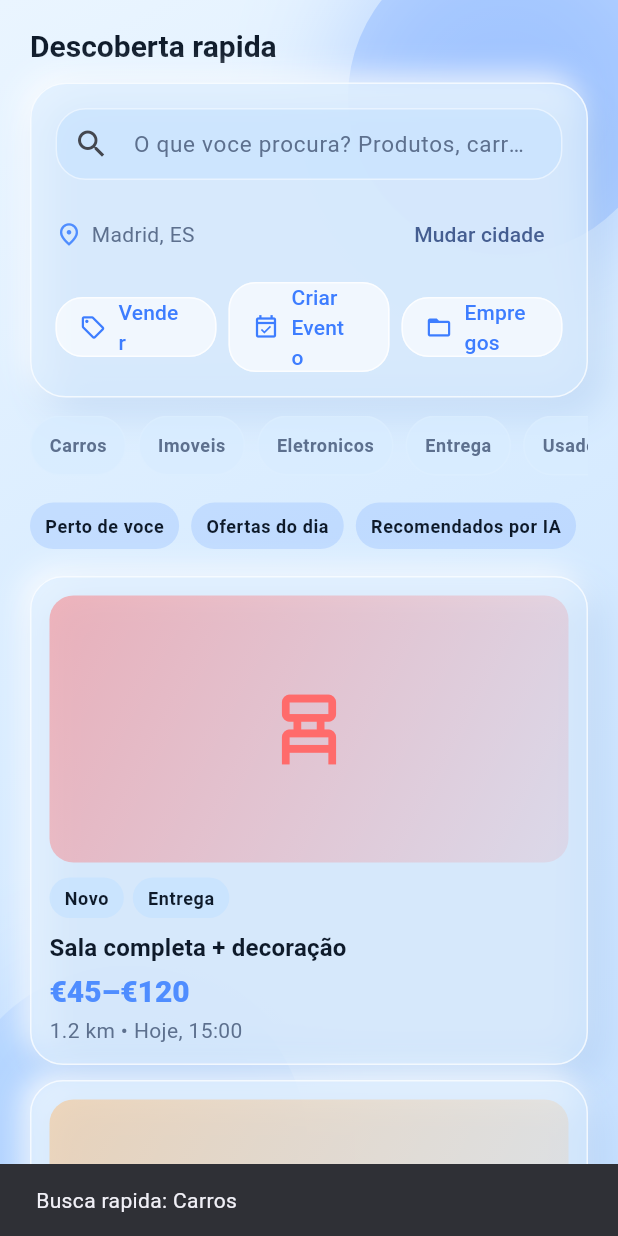
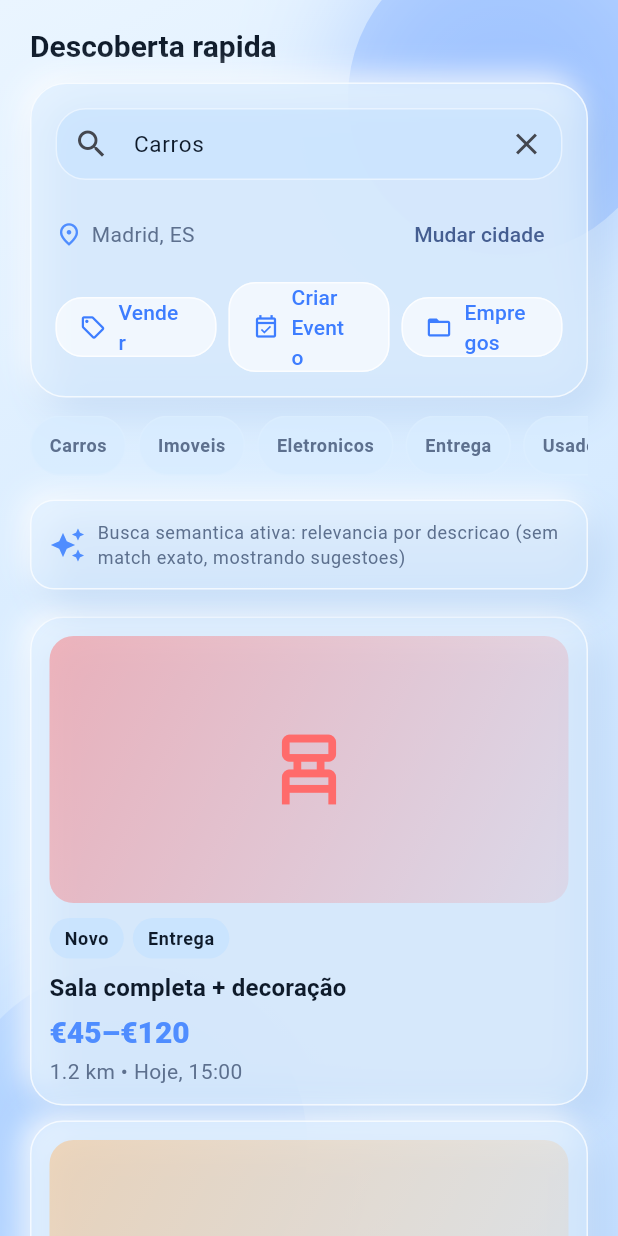
Before and after one commit to Mauricio-HNS/ClinicFlow-AI, a Flutter app: the HomeScreen screen opened directly, after a tap on "Carros", on a phone screen of 412 x 824 dp. Run offline on Flutter 3.47's test engine with Material 3 defaults, Android fonts, the phone set to English and light mode, and no system bars; our stand-ins replace image_picker.

Commit message:
feat(search): implement semantic product search on home

```diff
--- a/lib/screens/home_screen.dart
+++ b/lib/screens/home_screen.dart
@@ -1,6 +1,7 @@
 import 'package:flutter/material.dart';
 import '../data/mock_sales.dart';
 import '../models/sale.dart';
+import '../search/semantic_search.dart';
 import 'create_sale_screen.dart';
 import '../theme/app_colors.dart';
 import '../widgets/glass.dart';
@@ -14,6 +15,9 @@ class HomeScreen extends StatefulWidget {
 
 class _HomeScreenState extends State<HomeScreen> {
   String _city = 'Madrid, ES';
+  final TextEditingController _searchController = TextEditingController();
+  List<Sale> _searchResults = const [];
+  String _searchSummary = '';
 
   final List<String> _productQuickIntents = const [
     'Carros',
@@ -23,6 +27,14 @@ class _HomeScreenState extends State<HomeScreen> {
     'Usado',
     'Urgente',
   ];
+
+  bool get _isSearching => _searchController.text.trim().isNotEmpty;
+
+  @override
+  void dispose() {
+    _searchController.dispose();
+    super.dispose();
+  }
 
   @override
   Widget build(BuildContext context) {
@@ -40,6 +52,8 @@ class _HomeScreenState extends State<HomeScreen> {
                   const SizedBox(height: 12),
                   _HeroSearch(
                     cityLabel: _city,
+                    controller: _searchController,
+                    onSearchChanged: _applySemanticSearch,
                     onChangeCity: _openCityPicker,
                     onOpenSell: () {
                       Navigator.of(context).push(
@@ -60,7 +74,13 @@ class _HomeScreenState extends State<HomeScreen> {
                         final chip = _productQuickIntents[index];
                         return _SoftChip(
                           label: chip,
-                          onTap: () => _showHint(context, 'Busca rapida: $chip'),
+                          onTap: () {
+                            _searchController.text = chip;
+                            _searchController.selection = TextSelection.fromPosition(
+                              TextPosition(offset: chip.length),
+                            );
+                            _applySemanticSearch(chip);
+                          },
                         );
                       },
                       separatorBuilder: (_, index) => const SizedBox(width: 8),
@@ -71,6 +91,29 @@ class _HomeScreenState extends State<HomeScreen> {
               ),
             ),
           ),
+          if (_isSearching)
+            SliverToBoxAdapter(
+              child: Padding(
+                padding: const EdgeInsets.fromLTRB(20, 4, 20, 8),
+                child: GlassContainer(
+                  padding: const EdgeInsets.all(12),
+                  borderRadius: BorderRadius.circular(16),
+                  child: Row(
+                    children: [
+                      const Icon(Icons.auto_awesome, color: AppColors.primary),
+                      const SizedBox(width: 8),
+                      Expanded(
+                        child: Text(
+                          _searchSummary,
+                          style: Theme.of(context).textTheme.bodySmall,
+                        ),
+                      ),
+                    ],
+                  ),
+                ),
+              ),
+            ),
+          if (!_isSearching)
             SliverToBoxAdapter(
               child: Padding(
                 padding: const EdgeInsets.fromLTRB(20, 6, 20, 8),
@@ -85,6 +128,7 @@ class _HomeScreenState extends State<HomeScreen> {
                 ),
               ),
             ),
+          if (!_isSearching)
             SliverList.builder(
               itemCount: 24,
               itemBuilder: (context, index) {
@@ -95,10 +139,23 @@ class _HomeScreenState extends State<HomeScreen> {
                 return _ProductCard(sale: sale);
               },
             ),
+          if (_isSearching)
+            SliverList.builder(
+              itemCount: _searchResults.length,
+              itemBuilder: (context, index) => _ProductCard(sale: _searchResults[index]),
+            ),
           const SliverToBoxAdapter(child: SizedBox(height: 24)),
         ],
       ),
     );
+  }
+
+  void _applySemanticSearch(String query) {
+    final result = SemanticSaleSearch.searchSales(query, mockSales);
+    setState(() {
+      _searchResults = result.sales;
+      _searchSummary = result.summary;
+    });
   }
 
   void _openCityPicker() {
@@ -147,6 +204,8 @@ class _HomeScreenState extends State<HomeScreen> {
 
 class _HeroSearch extends StatelessWidget {
   final String cityLabel;
+  final TextEditingController controller;
+  final ValueChanged<String> onSearchChanged;
   final VoidCallback onChangeCity;
   final VoidCallback onOpenSell;
   final VoidCallback onOpenEvent;
@@ -154,6 +213,8 @@ class _HeroSearch extends StatelessWidget {
 
   const _HeroSearch({
     required this.cityLabel,
+    required this.controller,
+    required this.onSearchChanged,
     required this.onChangeCity,
     required this.onOpenSell,
     required this.onOpenEvent,
@@ -170,11 +231,20 @@ class _HeroSearch extends StatelessWidget {
         crossAxisAlignment: CrossAxisAlignment.start,
         children: [
           TextFormField(
-            readOnly: true,
-            onTap: () => _showHint(context, 'Busca semantica em construcao'),
+            controller: controller,
+            onChanged: onSearchChanged,
             decoration: InputDecoration(
-              hintText: 'O que voce procura? Produtos, carros ou casas?',
+              hintText: 'Ex: notebook barato para programar',
               prefixIcon: const Icon(Icons.search),
+              suffixIcon: controller.text.isEmpty
+                  ? null
+                  : IconButton(
+                      onPressed: () {
+                        controller.clear();
+                        onSearchChanged('');
+                      },
+                      icon: const Icon(Icons.close),
+                    ),
               filled: true,
               fillColor: AppColors.highlight.withValues(alpha: 0.6),
               border: OutlineInputBorder(
--- /dev/null
+++ b/lib/search/semantic_search.dart
@@ -0,0 +1,163 @@
+import '../models/sale.dart';
+
+class SemanticSearchResult {
+  final List<Sale> sales;
+  final String summary;
+
+  const SemanticSearchResult({
+    required this.sales,
+    required this.summary,
+  });
+}
+
+class SemanticSaleSearch {
+  static const Map<String, String> _categoryByToken = {
+    'notebook': 'eletronicos',
+    'laptop': 'eletronicos',
+    'pc': 'eletronicos',
+    'computador': 'eletronicos',
+    'programar': 'eletronicos',
+    'tv': 'eletronicos',
+    'som': 'eletronicos',
+    'roupa': 'roupas',
+    'moda': 'roupas',
+    'cozinha': 'cozinha',
+    'movel': 'moveis',
+    'sofa': 'moveis',
+    'mesa': 'moveis',
+    'cadeira': 'moveis',
+  };
+
+  static const Set<String> _cheapTokens = {
+    'barato',
+    'barata',
+    'economico',
+    'economica',
+    'baixo',
+    'preco',
+    'oferta',
+    'promo',
+  };
+
+  static const Set<String> _nearTokens = {
+    'perto',
+    'proximo',
+    'proxima',
+    'aqui',
+    'bairro',
+  };
+
+  static SemanticSearchResult searchSales(String query, List<Sale> source) {
+    final normalizedQuery = _normalize(query.trim());
+    if (normalizedQuery.isEmpty) {
+      return const SemanticSearchResult(sales: [], summary: '');
+    }
+
+    final tokens = normalizedQuery
+        .split(RegExp(r'\s+'))
+        .where((token) => token.isNotEmpty)
+        .toList();
+    final wantsCheap = tokens.any(_cheapTokens.contains);
+    final wantsNear = tokens.any(_nearTokens.contains);
+
+    final mappedCategories = <String>{};
+    for (final token in tokens) {
+      final mapped = _categoryByToken[token];
+      if (mapped != null) mappedCategories.add(mapped);
+    }
+
+    final scored = <({Sale sale, double score})>[];
+    for (final sale in source) {
+      final title = _normalize(sale.title);
+      final category = _normalize(sale.category);
+      double score = 0;
+
+      if (title.contains(normalizedQuery) || category.contains(normalizedQuery)) {
+        score += 9;
+      }
+
+      for (final token in tokens) {
+        if (token.length < 2) continue;
+        if (title.contains(token)) score += 3.2;
+        if (category.contains(token)) score += 3.8;
+      }
+
+      if (mappedCategories.contains(category)) {
+        score += 6.5;
+      }
+
+      if (wantsCheap) {
+        final price = _extractPriceValue(sale.price);
+        if (price != null) {
+          score += ((160 - price) / 40).clamp(0, 4.5);
+        }
+      }
+
+      if (wantsNear) {
+        final km = _extractDistanceKm(sale.distance);
+        if (km != null) {
+          score += ((4 - km) / 1.2).clamp(0, 3.5);
+        }
+      }
+
+      if (score > 0) {
+        scored.add((sale: sale, score: score));
+      }
+    }
+
+    scored.sort((a, b) => b.score.compareTo(a.score));
+    final ordered = scored.map((item) => item.sale).toList();
+
+    final summaryParts = <String>[];
+    if (mappedCategories.isNotEmpty) summaryParts.add('categoria relacionada');
+    if (wantsCheap) summaryParts.add('menor preco');
+    if (wantsNear) summaryParts.add('mais perto');
+    if (summaryParts.isEmpty) summaryParts.add('relevancia por descricao');
+
+    final summary = 'Busca semantica ativa: ${summaryParts.join(' + ')}';
+
+    if (ordered.isEmpty) {
+      return SemanticSearchResult(
+        sales: source,
+        summary: '$summary (sem match exato, mostrando sugestoes)',
+      );
+    }
+
+    return SemanticSearchResult(sales: ordered, summary: summary);
+  }
+
+  static String _normalize(String input) {
+    final lower = input.toLowerCase();
+    return lower
+        .replaceAll('á', 'a')
+        .replaceAll('à', 'a')
+        .replaceAll('â', 'a')
+        .replaceAll('ã', 'a')
+        .replaceAll('é', 'e')
+        .replaceAll('ê', 'e')
+        .replaceAll('í', 'i')
+        .replaceAll('ó', 'o')
+        .replaceAll('ô', 'o')
+        .replaceAll('õ', 'o')
+        .replaceAll('ú', 'u')
+        .replaceAll('ç', 'c');
+  }
+
+  static double? _extractPriceValue(String text) {
+    final matches = RegExp(r'(\d+[.,]?\d*)').allMatches(text);
+    if (matches.isEmpty) return null;
+    final values = matches
+        .map((m) => double.tryParse(m.group(1)!.replaceAll(',', '.')))
+        .whereType<double>()
+        .toList();
+    if (values.isEmpty) return null;
+    final total = values.reduce((a, b) => a + b);
+    return total / values.length;
+  }
+
+  static double? _extractDistanceKm(String text) {
+    final match = RegExp(r'(\d+[.,]?\d*)').firstMatch(text);
+    if (match == null) return null;
+    return double.tryParse(match.group(1)!.replaceAll(',', '.'));
+  }
+}
```
Lines whose indentation alone changed are shown as unchanged.
